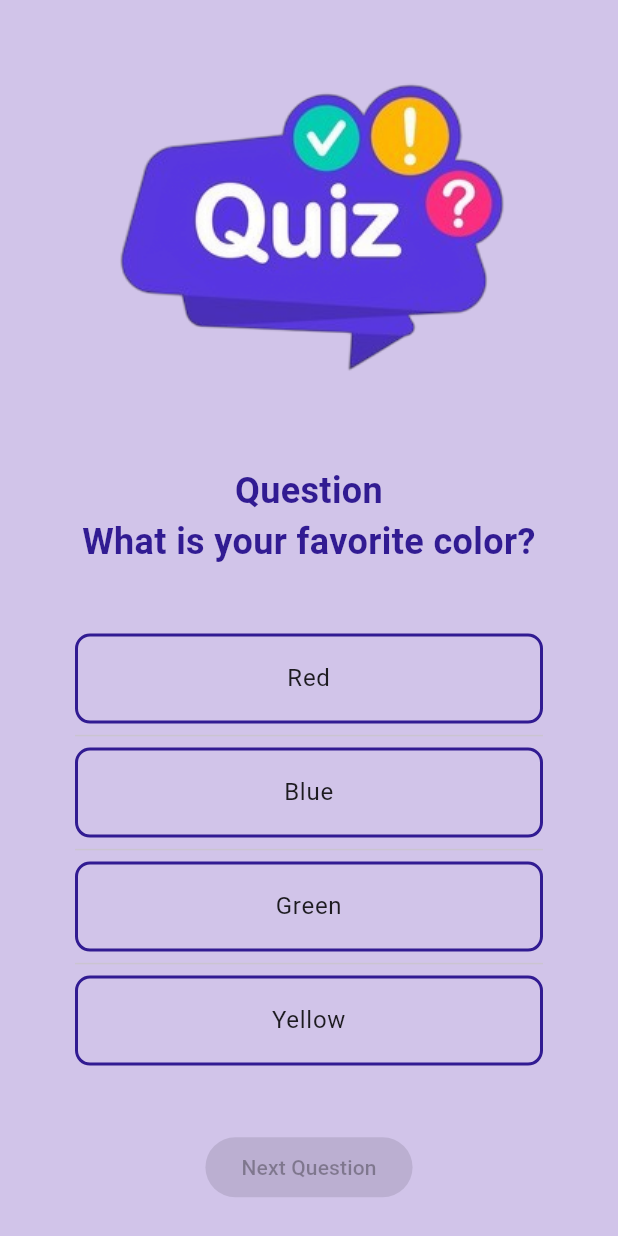
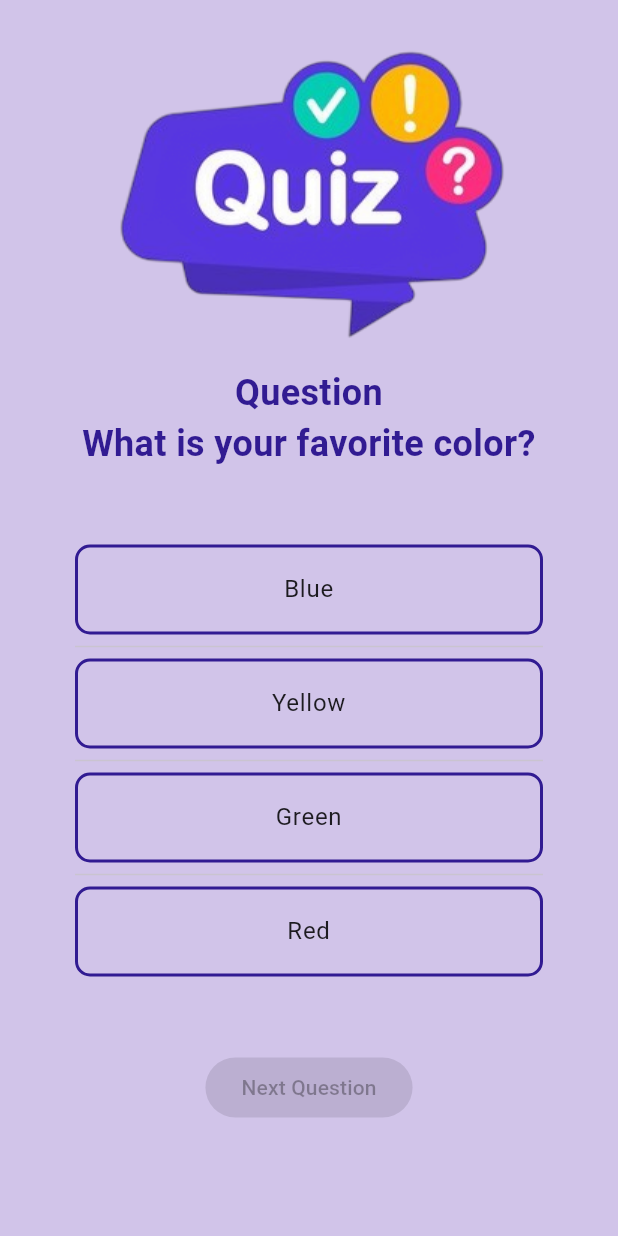
Before and after one commit to phashish/flutter_course_quiz, a Flutter app: the screen it shows after launch, after a tap on "Start Quiz", on a phone screen of 412 x 824 dp. Run offline on Flutter 3.47's test engine with Material 3 defaults, Android fonts, the phone set to English and light mode, and no system bars; our stand-ins replace go_router.

Commit message:
Added scrolling and some padding.

```diff
--- a/lib/screens/question_screen.dart
+++ b/lib/screens/question_screen.dart
@@ -24,6 +24,7 @@ class _QuestionScreenState extends State<QuestionScreen> {
     super.initState();
     questionId = widget.questionId;
     question = questions[questionId]!;
+    question.options.shuffle();
     answeredQuestions = [];
   }
 
@@ -49,6 +50,7 @@ class _QuestionScreenState extends State<QuestionScreen> {
 
         questionId++;
         question = questions[questionId]!;
+        question.options.shuffle();
         _selectedIndex = 99999999;
         _buttonDisabled = true;
         if (questionId == questions.length) {
@@ -63,7 +65,8 @@ class _QuestionScreenState extends State<QuestionScreen> {
   Widget build(BuildContext context) {
     return Scaffold(
       backgroundColor: Colors.deepPurple.shade100,
-      body: Center(
+      body: SingleChildScrollView(
+        child: Center(
           child: Column(
             mainAxisAlignment: MainAxisAlignment.spaceAround,
             children: [
@@ -81,7 +84,7 @@ class _QuestionScreenState extends State<QuestionScreen> {
                 ),
               ),
               ListView.separated(
-              padding: const EdgeInsets.only(left: 50.0, right: 50.0),
+                padding: const EdgeInsets.all(50.0),
                 shrinkWrap: true,
                 itemCount: question.options.length,
                 separatorBuilder: (context, index) {
@@ -123,7 +126,11 @@ class _QuestionScreenState extends State<QuestionScreen> {
                   _buttonText,
                 ),
               ),
+              const SizedBox(
+                height: 100,
+              ),
             ],
+          ),
         ),
       ),
     );
```
Also changed, not shown: lib/routes.dart (+8 -3 lines), lib/screens/error_screen.dart (added, +12 -0 lines), lib/screens/results_screen.dart (+6 -1 lines). Lines whose indentation alone changed are shown as unchanged.
